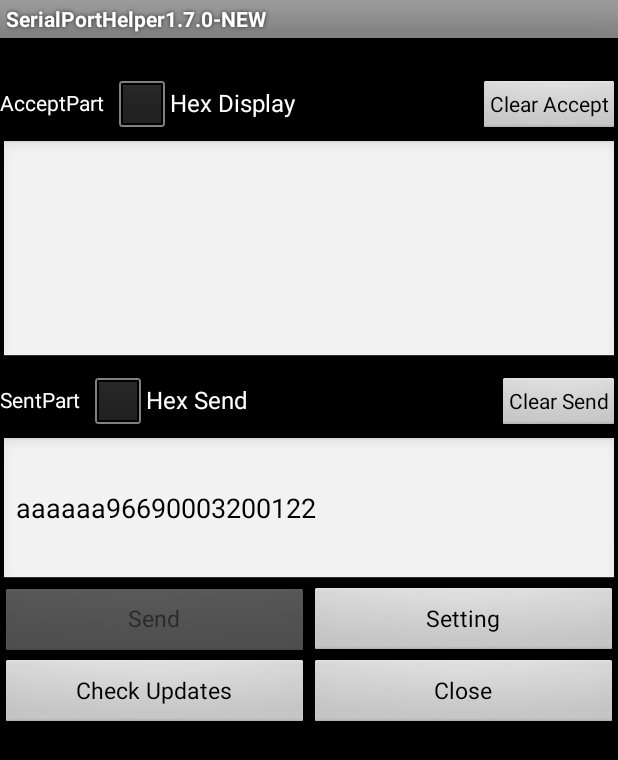
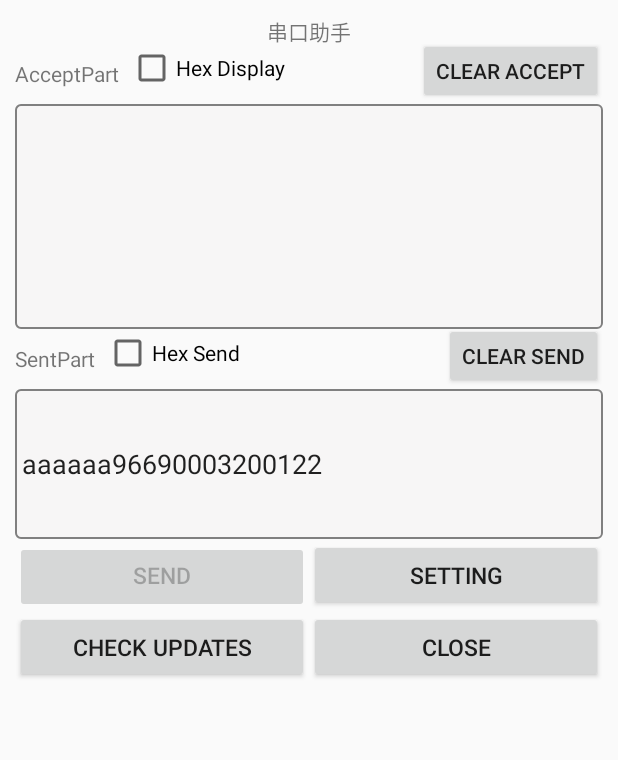
Before and after one commit to SpeedataApp/SerialPortHelper, an Android app: the screen it shows after launch (MainActivity), on a phone screen of 412 x 824 dp. Shown: the top 760 px of the screen. Run offline under Robolectric (Android 15) with nearby library versions, the phone set to English and light mode, and no system bars; libraries missing offline, so code that uses them is left out: android.serialport; 3 statements that could not run were skipped.

Commit message:
tw:加入打开串口数据位可选

```diff
--- a/app/src/main/java/com/serialport_helper_new/MainActivity.java
+++ b/app/src/main/java/com/serialport_helper_new/MainActivity.java
@@ -8,6 +8,7 @@ import android.content.pm.PackageManager;
 import android.os.Bundle;
 import android.os.Handler;
 import android.os.Message;
+import android.os.SystemClock;
 import android.serialport.SerialPort;
 import android.util.Log;
 import android.view.Gravity;
@@ -21,6 +22,7 @@ import android.widget.Toast;
 
 import com.serialport_helper_new.updateversion.UpdateVersion;
 
+import java.io.IOException;
 import java.io.UnsupportedEncodingException;
 import java.util.StringTokenizer;
 import java.util.Timer;
@@ -81,12 +83,10 @@ public class MainActivity extends Activity {
     protected void onCreate(Bundle savedInstanceState) {
         super.onCreate(savedInstanceState);
         setContentView(R.layout.activity_main);
-        getWindow().setBackgroundDrawableResource(R.color.black);
+//        getWindow().setBackgroundDrawableResource(R.color.black);
         mContext = this;
         // changeViewSize();
         mSerialPort = new SerialPort();
-
-        // mSerialPort.OpenSerialPort(SERIALPORT, 19200);
         btnCheckUpdate = findViewById(R.id.btn_update);
         btnCheckUpdate.setOnClickListener(new ClickEvent());
         mReadSerialTimer = new Timer();
@@ -130,15 +130,12 @@ public class MainActivity extends Activity {
         //aa aa aa 96 69 00 03 20 01 22
 //		EditTextsend.setText("aaaaaa9669000312ffee");
         EditTextsend.setText("aaaaaa96690003200122");
+
         //                    244646464646464646464646462c31312c2c30350d
 //		EditTextsend.setText("aaaaaa96690003200122");
         //24 46 46 46 46 46 46 46 46 46 46 46 46 2c 31 31 2c 2c 30 35 0d
         // sendstring = EditTextsend.getText().toString();
-
         fd = mSerialPort.getFd();
-
-        mSerialPort.WriteSerialByte(mSerialPort.getFd(),
-                HexString2Bytes(sendstring));
 
         handler = new Handler() {
             @Override
@@ -293,6 +290,8 @@ public class MainActivity extends Activity {
                                 HexString2Bytes(sendstring));
                     }
                 }
+
+
             } else if (v == close) {
                 MainActivity.this.finish();
                 setPBP.closeDev();
--- /dev/null
+++ b/app/src/main/res/drawable/bg_edittext_focused.xml
@@ -0,0 +1,13 @@
+<?xml version="1.0" encoding="utf-8"?>
+    <shape xmlns:android="http://schemas.android.com/apk/res/android">
+        <solid android:color="#77f2f1f1" ></solid>
+    <padding
+        android:bottom="5dp"
+        android:left="5dp"
+        android:right="5dp"
+        android:top="5dp"/>
+        <corners android:radius="3dip"/>
+        <stroke
+            android:width="1dip"
+            android:color="#808080" />
+    </shape>
--- a/app/src/main/res/layout/activity_main.xml
+++ b/app/src/main/res/layout/activity_main.xml
@@ -2,44 +2,48 @@
     xmlns:tools="http://schemas.android.com/tools"
     android:layout_width="match_parent"
     android:layout_height="match_parent"
-    android:textColor="@color/black"
-    tools:context=".MainActivity" >
+    android:padding="10dp"
+    tools:context=".MainActivity">
+
+    <TextView
+        android:layout_width="match_parent"
+        android:layout_height="wrap_content"
+        android:gravity="center"
+        android:text="串口助手" />
 
     <ScrollView
         android:layout_width="fill_parent"
         android:layout_height="fill_parent"
-        android:orientation="vertical" >
+        android:orientation="vertical">
 
         <LinearLayout
             android:layout_width="fill_parent"
             android:layout_height="fill_parent"
-            android:orientation="vertical" >
+            android:orientation="vertical">
 
             <TextView
                 android:id="@+id/tv_state"
                 android:layout_width="fill_parent"
                 android:layout_height="wrap_content"
-                android:text="xxx"
-                android:textColor="@color/white" />
+                android:text="xxx" />
 
             <LinearLayout
                 android:id="@+id/layout1"
                 android:layout_width="fill_parent"
                 android:layout_height="fill_parent"
                 android:layout_weight="6"
-                android:orientation="horizontal" >
+                android:orientation="horizontal">
 
                 <RelativeLayout
                     android:layout_width="fill_parent"
-                    android:layout_height="fill_parent" >
+                    android:layout_height="fill_parent">
 
                     <TextView
                         android:id="@+id/textView1"
                         android:layout_width="wrap_content"
                         android:layout_height="fill_parent"
                         android:gravity="center"
-                        android:text="@string/acceptpart"
-                        android:textColor="@color/white" />
+                        android:text="@string/acceptpart" />
 
                     <CheckBox
                         android:id="@+id/checkBox1"
@@ -47,8 +51,7 @@
                         android:layout_height="wrap_content"
                         android:layout_marginLeft="5dp"
                         android:layout_toRightOf="@+id/textView1"
-                        android:text="@string/CheckBox1"
-                        android:textColor="@color/white" />
+                        android:text="@string/CheckBox1" />
 
                     <Button
                         android:id="@+id/clear"
@@ -66,11 +69,11 @@
                 android:id="@+id/EditTextaccept"
                 android:layout_width="fill_parent"
                 android:layout_height="150dp"
+                android:background="@drawable/bg_edittext_focused"
                 android:cursorVisible="false"
                 android:editable="false"
                 android:textColorHint="#ffff00"
-                android:textSize="12dp" >
-            </EditText>
+                android:textSize="12dp"></EditText>
 
             <LinearLayout
                 android:id="@+id/layout_11"
@@ -78,11 +81,11 @@
                 android:layout_height="fill_parent"
                 android:layout_below="@+id/EditTextaccept"
                 android:layout_weight="6"
-                android:orientation="horizontal" >
+                android:orientation="horizontal">
 
                 <RelativeLayout
                     android:layout_width="fill_parent"
-                    android:layout_height="fill_parent" >
+                    android:layout_height="fill_parent">
 
                     <TextView
                         android:id="@+id/textView2"
@@ -90,8 +93,7 @@
                         android:layout_height="fill_parent"
                         android:layout_alignParentLeft="true"
                         android:gravity="center"
-                        android:text="@string/sentpart"
-                        android:textColor="@color/white" />
+                        android:text="@string/sentpart" />
 
                     <CheckBox
                         android:id="@+id/checkBox2"
@@ -100,8 +102,7 @@
                         android:layout_marginLeft="5dp"
                         android:layout_toRightOf="@+id/textView2"
                         android:layout_weight="0.86"
-                        android:text="@string/CheckBox2"
-                        android:textColor="@color/white" />
+                        android:text="@string/CheckBox2" />
                     <!-- android:layout_toRightOf="@+id/layout_11" -->
 
                     <Button
@@ -119,6 +120,7 @@
                 android:id="@+id/EditTextsend"
                 android:layout_width="fill_parent"
                 android:layout_height="100dp"
+                android:background="@drawable/bg_edittext_focused"
                 android:includeFontPadding="true"
                 android:textSize="18sp" />
 
@@ -126,7 +128,7 @@
                 android:layout_width="fill_parent"
                 android:layout_height="fill_parent"
                 android:layout_weight="5"
-                android:orientation="vertical" >
+                android:orientation="vertical">
 
                 <LinearLayout
                     android:id="@+id/linearLayout1"
@@ -134,7 +136,7 @@
                     android:layout_height="wrap_content"
                     android:layout_alignParentLeft="true"
                     android:layout_alignParentRight="true"
-                    android:layout_below="@+id/EditTextsend" >
+                    android:layout_below="@+id/EditTextsend">
 
                     <Button
                         android:id="@+id/send"
@@ -144,7 +146,8 @@
                         android:includeFontPadding="false"
                         android:text="@string/send"
                         android:textSize="15dp" />
- <Button
+
+                    <Button
                         android:id="@+id/set"
                         android:layout_width="fill_parent"
                         android:layout_height="wrap_content"
@@ -159,7 +162,7 @@
                     android:layout_width="fill_parent"
                     android:layout_height="fill_parent"
                     android:layout_weight="5"
-                    android:orientation="horizontal" >
+                    android:orientation="horizontal">
 
                     <Button
                         android:id="@+id/btn_update"
--- a/app/src/main/res/values/arrays.xml
+++ b/app/src/main/res/values/arrays.xml
@@ -35,6 +35,10 @@
         <item>ttyUSB2</item>
         <item>ttyUSB3</item>
         <item>ttyUSB4</item>
+        <item>ttyHSL0</item>
+        <item>ttyHSL1</item>
+        <item>ttyHSL2</item>
+        <item>ttyGS0</item>
         <!--<item>ttyG0</item>-->
         <!--<item>ttyG1</item>-->
         <!--<item>ttyG2</item>-->
@@ -75,6 +79,10 @@
         <item>921600</item>
         <item>other</item>
     </string-array>
+    <string-array name="databit">
+        <item>8</item>
+        <item>other</item>
+    </string-array>
     <string-array name="stopbit">
         <item>1</item>
         <item>2</item>
--- a/app/src/main/res/values/strings.xml
+++ b/app/src/main/res/values/strings.xml
@@ -14,6 +14,7 @@
 	<string name="port">Port：</string>
 	<string name="baudrate">Baudrate：</string>
 	<string name="sure">Set</string>
+	<string name="dialog_databit">Data Bit</string>
 	<string name="back">Back</string>
 	<string name="ok">Ok</string>
 	<string name="cancle">Cancel</string>
@@ -36,6 +37,7 @@
 	<color name="hotpink">#FF69B4</color><!--热粉红色 -->
 	<color name="black">#000000</color><!--黑色 -->
 	<color name="white">#FFFFFF</color><!--白色 -->
+	<string name="databit">Data Bit:</string>
 	<string name="send_hex_hint">please input data like "0a0b1f3d0a"</string><!--白色 -->
 	<string name="send_hex_hint_null"></string><!--白色 -->
 	<string name="input_gpio">gpio</string>
--- a/app/src/main/res/values/styles.xml
+++ b/app/src/main/res/values/styles.xml
@@ -1,20 +1,11 @@
 <resources>
 
-    <!--
-        Base application theme, dependent on API level. This theme is replaced
-        by AppBaseTheme from res/values-vXX/styles.xml on newer devices.
-    -->
-    <style name="AppBaseTheme" parent="android:Theme.Light">
-        <!--
-            Theme customizations available in newer API levels can go in
-            res/values-vXX/styles.xml, while customizations related to
-            backward-compatibility can go here.
-        -->
-    </style>
 
-    <!-- Application theme. -->
-    <style name="AppTheme" parent="AppBaseTheme">
-        <!-- All customizations that are NOT specific to a particular API-level can go here. -->
+    <style name="AppTheme" parent="Theme.AppCompat.Light.NoActionBar">
+        <!-- Customize your theme here. -->
+        <item name="android:windowActionBar">false</item>
+        <item name="android:windowNoTitle">true</item>
+        <item name="android:windowIsTranslucent">true</item>
     </style>
 
 </resources>
--- a/build.gradle
+++ b/build.gradle
@@ -7,7 +7,7 @@ buildscript {
         jcenter()
     }
     dependencies {
-        classpath 'com.android.tools.build:gradle:3.0.0'
+        classpath 'com.android.tools.build:gradle:3.1.3'
 
 
         // NOTE: Do not place your application dependencies here; they belong
```
Also changed, not shown: app/build.gradle (+9 -9 lines), app/src/main/java/com/serialport_helper_new/SettingsDialog.java (+55 -1 lines), app/src/main/res/layout/second.xml (+80 -43 lines), gradle/wrapper/gradle-wrapper.properties, 2 other files.
